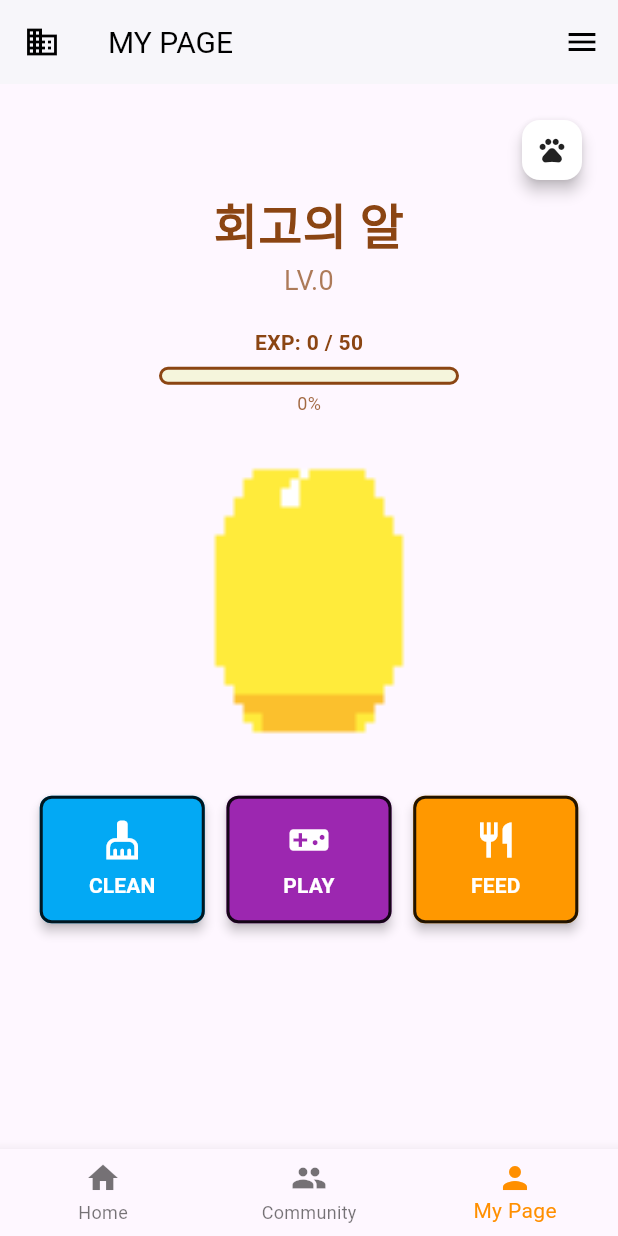
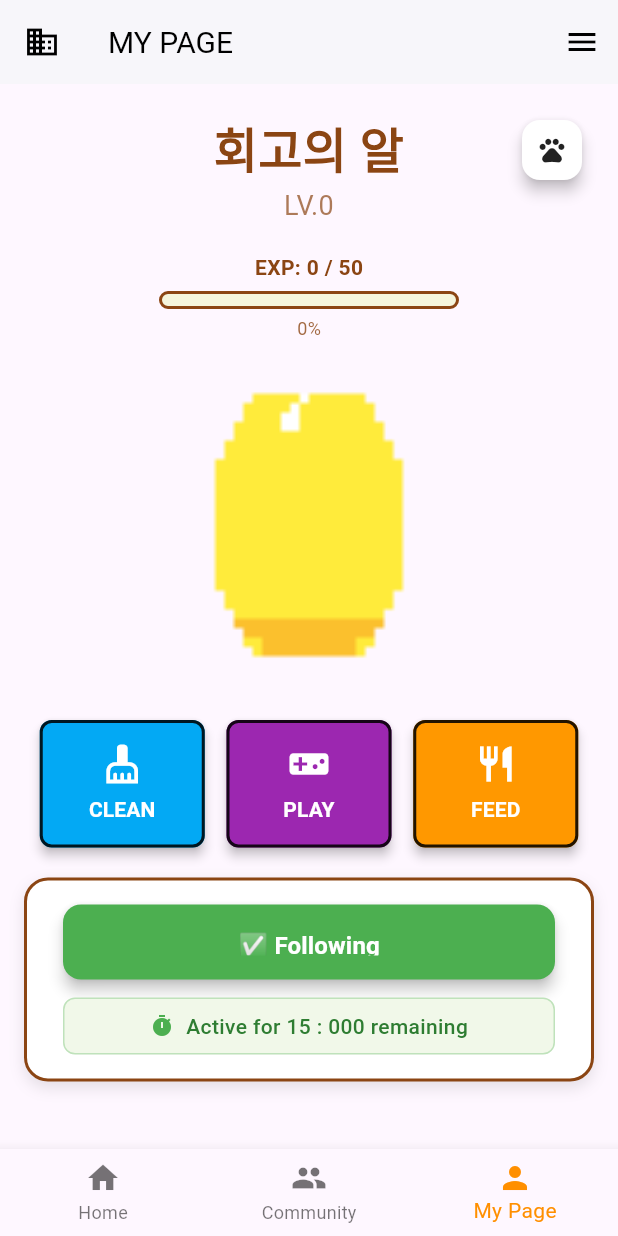
Before and after one commit to SilSo-communityFromFailToOvercome/silso_dev_toyproject, a Flutter app: the MyPageScreen screen opened directly, on a phone screen of 412 x 824 dp. Run offline on Flutter 3.47's test engine with Material 3 defaults, Android fonts, the phone set to English and light mode, and no system bars; our stand-ins replace cloud_firestore, firebase_auth, firebase_core, flutter_riverpod, google_fonts, table_calendar; accounts and stored records are empty.

Commit message:
feat/time_depend_active_button(for, playground 제목학원)

```diff
--- a/lib/models/pet.dart
+++ b/lib/models/pet.dart
@@ -13,10 +13,25 @@ class Pet {
   final DateTime? lastAttendanceDate; // 마지막 출석체크 날짜 (CLEAN 액션용)
   final DateTime lastUpdateTime; // 마지막 상태 업데이트 시간 (decay 계산용)
 
+  // Follow Button Timer Fields
+  final DateTime? followButtonLastActivated; // 마지막 Follow 버튼 활성화 시간
+  final bool followButtonIsActive; // Follow 버튼 현재 활성화 상태
+
   // Decay rates (points per hour) - TESTING: Extreme decay for demonstration
   static const double hungerDecayRate = 1200.0; // TESTING: -10 points every 30 seconds
   static const double happinessDecayRate = 1200.0; // TESTING: -10 points every 30 seconds
   static const double cleanlinessDecayRate = 1200.0; // TESTING: -10 points every 30 seconds
+
+  // Follow Button Timer Constants
+  /// Duration variable for follow button active state (in seconds)
+  /// This controls how long the button remains active and clickable.
+  /// During this period, users can press the button and the countdown shows remaining time.
+  static const int followButtonActiveDurationSeconds = 15; // 15초 활성화 상태 (테스트용)
+
+  /// Duration for follow button inactive state (in seconds)
+  /// This controls how long the button remains disabled after being clicked.
+  /// During this period, the button is grayed out and shows countdown to reactivation.
+  static const int followButtonInactiveDurationSeconds = 30; // 30초 비활성화 상태 (테스트용)
 
   Pet({
     required this.name,
@@ -28,6 +43,8 @@ class Pet {
     required this.cleanliness,
     this.lastAttendanceDate,
     DateTime? lastUpdateTime,
+    this.followButtonLastActivated,
+    this.followButtonIsActive = false,
   }) : lastUpdateTime = lastUpdateTime ?? DateTime.now();
 
   // Pet 객체 복사 및 변경을 위한 copyWith 메서드
@@ -41,6 +58,8 @@ class Pet {
     int? cleanliness,
     DateTime? lastAttendanceDate,
     DateTime? lastUpdateTime,
+    DateTime? followButtonLastActivated,
+    bool? followButtonIsActive,
   }) {
     return Pet(
       name: name ?? this.name,
@@ -52,6 +71,8 @@ class Pet {
       cleanliness: cleanliness ?? this.cleanliness,
       lastAttendanceDate: lastAttendanceDate ?? this.lastAttendanceDate,
       lastUpdateTime: lastUpdateTime ?? this.lastUpdateTime,
+      followButtonLastActivated: followButtonLastActivated ?? this.followButtonLastActivated,
+      followButtonIsActive: followButtonIsActive ?? this.followButtonIsActive,
     );
   }
 
@@ -67,6 +88,8 @@ class Pet {
       cleanliness: data['cleanliness'] ?? 100,
       lastAttendanceDate: data['lastAttendanceDate']?.toDate(),
       lastUpdateTime: data['lastUpdateTime']?.toDate() ?? DateTime.now(),
+      followButtonLastActivated: data['followButtonLastActivated']?.toDate(),
+      followButtonIsActive: data['followButtonIsActive'] ?? false,
     );
   }
 
@@ -82,6 +105,8 @@ class Pet {
       'cleanliness': cleanliness,
       'lastAttendanceDate': lastAttendanceDate != null ? Timestamp.fromDate(lastAttendanceDate!) : null,
       'lastUpdateTime': Timestamp.fromDate(lastUpdateTime),
+      'followButtonLastActivated': followButtonLastActivated != null ? Timestamp.fromDate(followButtonLastActivated!) : null,
+      'followButtonIsActive': followButtonIsActive,
     };
   }
 
@@ -119,6 +144,143 @@ class Pet {
   bool get hasLowStats => hunger < 30 || happiness < 30 || cleanliness < 30;
   bool get hasCriticalStats => hunger < 10 || happiness < 10 || cleanliness < 10;
 
+  /// Follow Button Timer Logic Methods
+  ///
+  /// Real-time countdown timer implementation for the follow button feature.
+  /// The timer operates on a precise cycle using DateTime calculations:
+  ///
+  /// CYCLE STRUCTURE:
+  /// - ACTIVE state: followButtonActiveDurationSeconds (button enabled, countdown to deactivation)
+  /// - INACTIVE state: followButtonInactiveDurationSeconds (button disabled, countdown to reactivation)
+  /// - Total cycle: followButtonActiveDurationSeconds + followButtonInactiveDurationSeconds
+  ///
+  /// REAL-TIME UPDATES:
+  /// - Uses DateTime.now() for precise millisecond calculations
+  /// - Updates triggered by external periodic Timer (in PetNotifier, every 30 seconds)
+  /// - Can also be called directly for immediate UI updates
+  /// - State persists across app restarts via Firebase (followButtonLastActivated timestamp)
+
+  /// Calculate the current follow button state and remaining time with millisecond precision
+  ///
+  /// HOW IT WORKS:
+  /// 1. Gets current time using DateTime.now()
+  /// 2. Calculates time difference from last activation with millisecond precision
+  /// 3. Uses modular arithmetic to determine position in current cycle
+  /// 4. Returns precise remaining time including milliseconds
+  ///
+  /// Returns a map with keys:
+  /// - 'isActive': boolean indicating if button is currently active
+  /// - 'remainingMilliseconds': int with precise remaining time in milliseconds
+  /// - 'remainingSeconds': int with remaining seconds (for backward compatibility)
+  /// - 'totalCycleSeconds': int with total cycle duration
+  Map<String, dynamic> getFollowButtonState() {
+    final now = DateTime.now();
+
+    // If never activated before, start in active state with full duration
+    if (followButtonLastActivated == null) {
+      final remainingMs = followButtonActiveDurationSeconds * 1000;
+      return {
+        'isActive': true,
+        'remainingMilliseconds': remainingMs,
+        'remainingSeconds': followButtonActiveDurationSeconds,
+        'totalCycleSeconds': (followButtonActiveDurationSeconds + followButtonInactiveDurationSeconds),
+      };
+    }
+
+    // Calculate time elapsed since last activation with millisecond precision
+    final timeSinceActivation = now.difference(followButtonLastActivated!);
+    final totalCycleDurationMs = (followButtonActiveDurationSeconds + followButtonInactiveDurationSeconds) * 1000;
+    final activeDurationMs = followButtonActiveDurationSeconds * 1000;
+
+    // Calculate position in current cycle using milliseconds for precision
+    final cycleTimeElapsedMs = timeSinceActivation.inMilliseconds % totalCycleDurationMs;
+
+    if (cycleTimeElapsedMs < activeDurationMs) {
+      // Currently in ACTIVE phase - button is clickable
+      // Calculate remaining time until deactivation
+      final remainingActiveTimeMs = activeDurationMs - cycleTimeElapsedMs;
+      final remainingActiveTimeSeconds = (remainingActiveTimeMs / 1000).ceil();
+
+      return {
+        'isActive': true,
+        'remainingMilliseconds': remainingActiveTimeMs,
+        'remainingSeconds': remainingActiveTimeSeconds,
+        'totalCycleSeconds': (followButtonActiveDurationSeconds + followButtonInactiveDurationSeconds),
+      };
+    } else {
+      // Currently in INACTIVE phase - button is disabled
+      // Calculate remaining time until reactivation
+      final remainingInactiveTimeMs = totalCycleDurationMs - cycleTimeElapsedMs;
+      final remainingInactiveTimeSeconds = (remainingInactiveTimeMs / 1000).ceil();
+
+      return {
+        'isActive': false,
+        'remainingMilliseconds': remainingInactiveTimeMs,
+        'remainingSeconds': remainingInactiveTimeSeconds,
+        'totalCycleSeconds': (followButtonActiveDurationSeconds + followButtonInactiveDurationSeconds),
+      };
+    }
+  }
+
+  /// Format remaining time in the required "sec : millisec" format
+  ///
+  /// HOW getFormattedRemainingTime() WORKS:
+  /// 1. Calls getFollowButtonState() to get precise remaining milliseconds
+  /// 2. Extracts total milliseconds from the state map
+  /// 3. Converts to seconds and remaining milliseconds using integer division and modulo
+  /// 4. Formats as "sec : milli_sec" string with proper padding
+  ///
+  /// EXAMPLE OUTPUT:
+  /// - "12 : 450" = 12 seconds and 450 milliseconds remaining
+  /// - "03 : 025" = 3 seconds and 25 milliseconds remaining
+  /// - "00 : 999" = 0 seconds and 999 milliseconds remaining
+  ///
+  /// REAL-TIME UPDATES:
+  /// This method provides real-time countdown by:
+  /// - Using DateTime.now() internally via getFollowButtonState()
+  /// - Calculating precise millisecond differences
+  /// - Returning formatted string that changes every millisecond when called repeatedly
+  /// - UI components can call this frequently (e.g., using Timer.periodic) for smooth countdown
+  ///
+  /// USAGE IN UI:
+  /// The UI should call this method periodically (e.g., every 100ms) to show smooth countdown.
+  /// The followButtonActiveDurationSeconds variable controls the total countdown duration.
+  String getFormattedRemainingTime() {
+    final state = getFollowButtonState();
+    final totalMilliseconds = state['remainingMilliseconds'] as int;
+
+    // Extract seconds and milliseconds using integer arithmetic
+    final seconds = totalMilliseconds ~/ 1000; // Integer division for whole seconds
+    final milliseconds = totalMilliseconds % 1000; // Modulo for remaining milliseconds
+
+    // Format as "sec : milli_sec" with proper zero padding
+    // Seconds: padded to 2 digits (e.g., "03", "12")
+    // Milliseconds: padded to 3 digits (e.g., "450", "025", "999")
+    return '${seconds.toString().padLeft(2, '0')} : ${milliseconds.toString().padLeft(3, '0')}';
+  }
+
+  /// Get appropriate button text based on current state
+  String getFollowButtonText() {
+    final state = getFollowButtonState();
+    return state['isActive'] ? '✅ Following' : '⏳ Follow Available In';
+  }
+
+  /// Get appropriate timer display text with real-time countdown
+  ///
+  /// Returns user-friendly display text combining button state with precise countdown.
+  /// Uses getFormattedRemainingTime() internally to show "sec : millisec" format.
+  ///
+  /// EXAMPLE OUTPUT:
+  /// - ACTIVE: "Active for 12 : 450 remaining"
+  /// - INACTIVE: "Available in 08 : 125"
+  String getTimerDisplayText() {
+    final state = getFollowButtonState();
+    final formattedTime = getFormattedRemainingTime();
+    return state['isActive']
+        ? 'Active for $formattedTime remaining'
+        : 'Available in $formattedTime';
+  }
+
   // Stat 상태별 색상 코드
   static int getStatColor(int statValue) {
     if (statValue >= 70) return 0xFF4CAF50; // Green
--- a/lib/screens/my_page.dart
+++ b/lib/screens/my_page.dart
@@ -7,6 +7,7 @@ import '../models/pet.dart';
 import '../constants/app_constants.dart';
 import '../widgets/action_button_widget.dart';
 import '../widgets/pet_status_widget.dart';
+import '../widgets/follow_button_widget.dart';
 import './clean_page.dart';
 import './play_page.dart';
 import './feed_page.dart';
@@ -294,6 +295,11 @@ class MyPageScreen extends ConsumerWidget {
                     );
                   },
                 ),
+                const SizedBox(height: 20),
+
+                // Follow Feature Button Section
+                const FollowButtonWidget(),
+
                 const SizedBox(height: 80), // Extra space for bottom navigation
                   ],
                 ),
--- /dev/null
+++ b/lib/widgets/follow_button_widget.dart
@@ -0,0 +1,270 @@
+// lib/widgets/follow_button_widget.dart
+import 'dart:async';
+import 'package:flutter/material.dart';
+import 'package:flutter_riverpod/flutter_riverpod.dart';
+import 'package:google_fonts/google_fonts.dart';
+import '../providers/pet_notifier.dart';
+import '../models/pet.dart';
+
+/// Follow Button Widget with Real-Time Timer Display
+///
+/// This widget creates a testButton that toggles between active and inactive states
+/// based on a predefined timer cycle. It displays dynamic countdown text with millisecond precision.
+///
+/// Features:
+/// - ACTIVE state (15 sec): Green button, user can press, shows countdown to deactivation
+/// - INACTIVE state (30 sec): Gray button, disabled, shows countdown to reactivation
+/// - Real-time updates every 100ms for smooth countdown display
+/// - Millisecond precision timer showing format "sec : millisec"
+/// - Automatic state management and Firebase persistence
+class FollowButtonWidget extends ConsumerStatefulWidget {
+  const FollowButtonWidget({super.key});
+
+  @override
+  ConsumerState<FollowButtonWidget> createState() => _FollowButtonWidgetState();
+}
+
+/// StatefulWidget implementation to handle real-time timer updates
+///
+/// REAL-TIME UPDATES IMPLEMENTATION:
+/// - Uses Timer.periodic with 100ms interval for smooth countdown
+/// - Updates UI state independently of PetNotifier's 30-second timer
+/// - Automatically starts/stops timer based on widget lifecycle
+/// - Ensures timer is properly disposed to prevent memory leaks
+class _FollowButtonWidgetState extends ConsumerState<FollowButtonWidget> {
+  Timer? _uiUpdateTimer;
+
+  @override
+  void initState() {
+    super.initState();
+    // Start real-time UI updates for smooth countdown display
+    // 100ms interval provides smooth visual updates without excessive CPU usage
+    _uiUpdateTimer = Timer.periodic(const Duration(milliseconds: 100), (timer) {
+      // Trigger UI rebuild to show updated countdown
+      if (mounted) {
+        setState(() {
+          // State update triggers rebuild with fresh timer values
+        });
+      }
+    });
+  }
+
+  @override
+  void dispose() {
+    // Clean up timer to prevent memory leaks
+    _uiUpdateTimer?.cancel();
+    super.dispose();
+  }
+
+  @override
+  Widget build(BuildContext context) {
+    final pet = ref.watch(petNotifierProvider);
+    final petNotifier = ref.read(petNotifierProvider.notifier);
+
+    return _buildFollowButtonSection(context, pet, petNotifier);
+  }
+
+  /// Main follow button section with button and timer display
+  Widget _buildFollowButtonSection(BuildContext context, Pet pet, PetNotifier petNotifier) {
+    final buttonState = pet.getFollowButtonState();
+    final isActive = buttonState['isActive'] as bool;
+
+    return Container(
+      padding: const EdgeInsets.symmetric(vertical: 16, horizontal: 24),
+      decoration: BoxDecoration(
+        color: Colors.white,
+        borderRadius: BorderRadius.circular(16),
+        border: Border.all(
+          color: const Color(0xFF8B4513),
+          width: 2,
+        ),
+        boxShadow: [
+          BoxShadow(
+            color: Colors.black.withOpacity(0.1),
+            blurRadius: 8,
+            offset: const Offset(0, 4),
+          ),
+        ],
+      ),
+      child: Column(
+        mainAxisSize: MainAxisSize.min,
+        children: [
+          // Follow Button
+          _buildFollowButton(context, pet, petNotifier, isActive),
+
+          const SizedBox(height: 12),
+
+          // Timer Display Text
+          _buildTimerDisplay(pet),
+        ],
+      ),
+    );
+  }
+
+  /// Follow Button - Main Interactive Element
+  ///
+  /// Active State:
+  /// - Green background color
+  /// - Enabled for user interaction
+  /// - Shows "✅ Following" text
+  /// - OnPressed triggers performFollowAction()
+  ///
+  /// Inactive State:
+  /// - Gray background color
+  /// - Disabled for user interaction
+  /// - Shows "⏳ Follow Available In" text
+  /// - OnPressed is null (button inactive)
+  Widget _buildFollowButton(BuildContext context, Pet pet, PetNotifier petNotifier, bool isActive) {
+    return SizedBox(
+      width: double.infinity,
+      height: 50,
+      child: ElevatedButton(
+        onPressed: isActive ? () {
+          // Button is active - user can press it
+          petNotifier.performFollowAction();
+
+          // Show feedback to user
+          ScaffoldMessenger.of(context).showSnackBar(
+            SnackBar(
+              content: Text(
+                'Following activated! Timer reset.',
+                style: GoogleFonts.pixelifySans(fontSize: 14),
+              ),
+              backgroundColor: Colors.green,
+              duration: const Duration(seconds: 2),
+            ),
+          );
+        } : null, // Button is inactive - null disables it
+
+        style: ElevatedButton.styleFrom(
+          backgroundColor: isActive
+              ? const Color(0xFF4CAF50) // Green when active
+              : const Color(0xFF9E9E9E), // Gray when inactive
+          foregroundColor: Colors.white,
+          disabledBackgroundColor: const Color(0xFF9E9E9E),
+          disabledForegroundColor: Colors.white.withOpacity(0.6),
+          elevation: isActive ? 4 : 1,
+          shape: RoundedRectangleBorder(
+            borderRadius: BorderRadius.circular(12),
+          ),
+        ),
+
+        child: Text(
+          pet.getFollowButtonText(), // Dynamic text based on state
+          style: GoogleFonts.pixelifySans(
+            fontSize: 16,
+            fontWeight: FontWeight.bold,
+          ),
+        ),
+      ),
+    );
+  }
+
+  /// Timer Display - Shows Real-Time Remaining Time with Millisecond Precision
+  ///
+  /// The timer text updates based on current button state with millisecond precision:
+  /// - ACTIVE: "Active for 12 : 450 remaining" (countdown to deactivation)
+  /// - INACTIVE: "Available in 08 : 125" (countdown to reactivation)
+  ///
+  /// REAL-TIME UPDATES:
+  /// - Updates every 100ms via Timer.periodic in widget state
+  /// - Shows smooth countdown with millisecond precision
+  /// - Format: "sec : millisec" (e.g., "12 : 450")
+  /// - Uses getFormattedRemainingTime() method from Pet model
+  ///
+  /// TEST PURPOSE:
+  /// When using testButton, this display shows decreasing seconds in real-time
+  /// Demonstrates that followButtonActiveDurationSeconds variable controls countdown duration
+  Widget _buildTimerDisplay(Pet pet) {
+    final buttonState = pet.getFollowButtonState();
+    final isActive = buttonState['isActive'] as bool;
+
+    return Container(
+      padding: const EdgeInsets.symmetric(vertical: 8, horizontal: 16),
+      decoration: BoxDecoration(
+        color: isActive
+            ? const Color(0xFFF1F8E9) // Light green background when active
+            : const Color(0xFFFAFAFA), // Light gray background when inactive
+        borderRadius: BorderRadius.circular(8),
+        border: Border.all(
+          color: isActive
+              ? const Color(0xFF4CAF50).withOpacity(0.3)
+              : const Color(0xFF9E9E9E).withOpacity(0.3),
+          width: 1,
+        ),
+      ),
+      child: Row(
+        mainAxisAlignment: MainAxisAlignment.center,
+        children: [
+          // Timer icon
+          Icon(
+            isActive ? Icons.timer : Icons.schedule,
+            size: 16,
+            color: isActive
+                ? const Color(0xFF4CAF50)
+                : const Color(0xFF9E9E9E),
+          ),
+
+          const SizedBox(width: 8),
+
+          // Timer text
+          Text(
+            pet.getTimerDisplayText(), // Dynamic timer text
+            style: GoogleFonts.pixelifySans(
+              fontSize: 14,
+              fontWeight: FontWeight.w500,
+              color: isActive
+                  ? const Color(0xFF2E7D32) // Dark green when active
+                  : const Color(0xFF757575), // Dark gray when inactive
+            ),
+          ),
+        ],
+      ),
+    );
+  }
+}
+
+/// Progress Indicator Widget (Optional Enhancement)
+///
+/// Shows visual progress through the current cycle phase
+/// Can be used to provide additional visual feedback
+class FollowButtonProgressIndicator extends StatelessWidget {
+  final Pet pet;
+
+  const FollowButtonProgressIndicator({
+    super.key,
+    required this.pet,
+  });
+
+  @override
+  Widget build(BuildContext context) {
+    final buttonState = pet.getFollowButtonState();
+    final isActive = buttonState['isActive'] as bool;
+    final remainingSeconds = buttonState['remainingSeconds'] as int;
+    final totalCycleSeconds = buttonState['totalCycleSeconds'] as int;
+
+    // Calculate progress (0.0 to 1.0)
+    final progress = 1.0 - (remainingSeconds / totalCycleSeconds);
+
+    return Container(
+      margin: const EdgeInsets.symmetric(vertical: 8),
+      height: 4,
+      decoration: BoxDecoration(
+        color: Colors.grey[300],
+        borderRadius: BorderRadius.circular(2),
+      ),
+      child: ClipRRect(
+        borderRadius: BorderRadius.circular(2),
+        child: LinearProgressIndicator(
+          value: progress,
+          backgroundColor: Colors.transparent,
+          valueColor: AlwaysStoppedAnimation<Color>(
+            isActive
+                ? const Color(0xFF4CAF50) // Green progress when active
+                : const Color(0xFF9E9E9E), // Gray progress when inactive
+          ),
+        ),
+      ),
+    );
+  }
+}
```
Also changed, not shown: lib/providers/pet_notifier.dart (+49 -3 lines).
